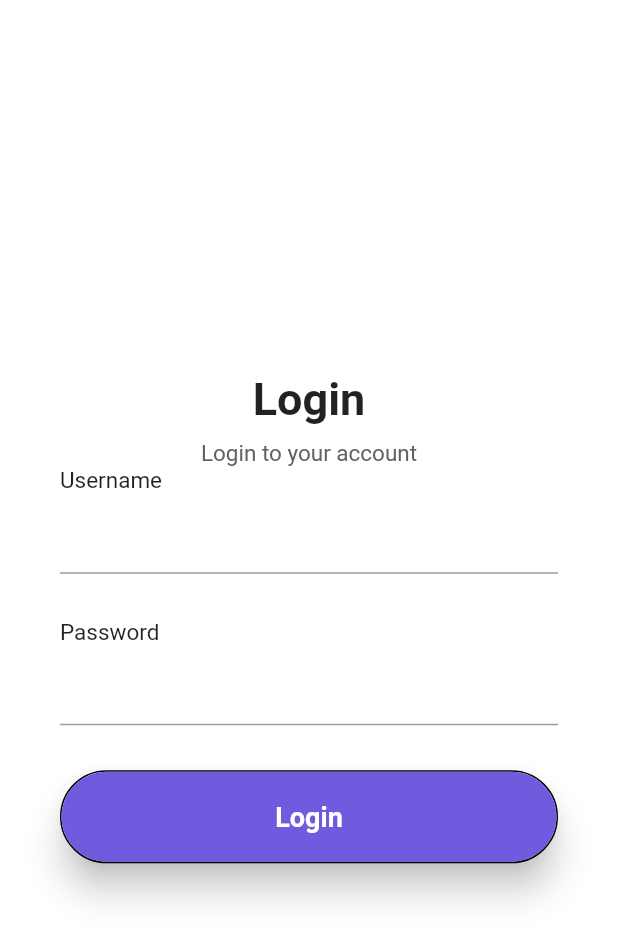
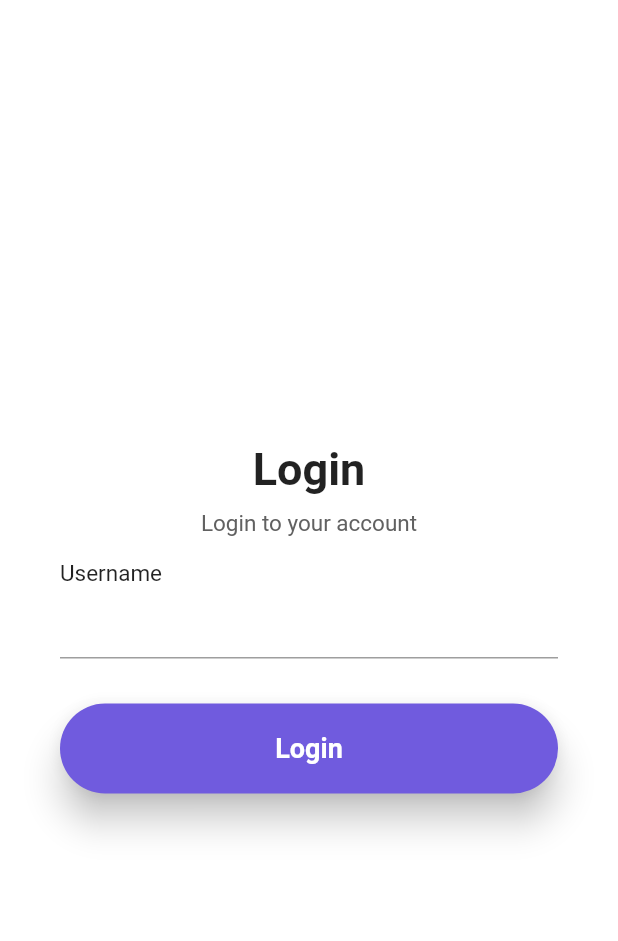
Before and after one commit to L1M1N4L/boba-shopping-app, a Flutter app: the screen it shows after launch, after a tap on "Login", on a phone screen of 412 x 824 dp. Shown: the top 941 px of the screen. Run offline on Flutter 3.47's test engine with Material 2 defaults, Android fonts, the phone set to English and light mode, and no system bars; our stand-ins replace awesome_dialog; missing offline and left inert: currency_formatter.

Commit message:
Final Update

```diff
--- a/lib/intro.dart
+++ b/lib/intro.dart
@@ -6,7 +6,9 @@ class IntroScreen extends StatelessWidget {
   @override
   Widget build(BuildContext context) {
     return Scaffold(
+      //Every screen NEED this
       body: SafeArea(
+        //SafeArea
         child: Container(
           width: double.infinity,
           height: MediaQuery.of(context).size.height,
@@ -61,22 +63,14 @@ class IntroScreen extends StatelessWidget {
                   SizedBox(
                     height: 20,
                   ),
-                  Container(
-                    decoration: BoxDecoration(
-                        borderRadius: BorderRadius.circular(50),
-                        border: Border(
-                          bottom: BorderSide(color: Colors.black),
-                          top: BorderSide(color: Colors.black),
-                          left: BorderSide(color: Colors.black),
-                          right: BorderSide(color: Colors.black),
-                        )),
-                    child: ElevatedButton(
+                  ElevatedButton(
                     style: ElevatedButton.styleFrom(
                       minimumSize: Size(double.infinity, 60),
                       backgroundColor: Color.fromARGB(255, 112, 91, 222),
                       elevation: 10,
                       shape: RoundedRectangleBorder(
-                            borderRadius: BorderRadius.circular(50)),
+                          borderRadius: BorderRadius.circular(50),
+                          side: BorderSide(color: Colors.black)),
                     ),
                     onPressed: () {
                       Navigator.push(
@@ -86,12 +80,11 @@ class IntroScreen extends StatelessWidget {
                                   MainPage(username: "Guest")));
                     },
                     child: Text(
-                        "Sign up",
+                      "Continue as Guest",
                       style: TextStyle(
                           color: Colors.white,
                           fontWeight: FontWeight.w600,
                           fontSize: 18),
-                      ),
                     ),
                   )
                 ],
--- a/lib/login.dart
+++ b/lib/login.dart
@@ -8,29 +8,35 @@ class LoginPage extends StatefulWidget {
 }
 
 class _LoginPageState extends State<LoginPage> {
-  final _formKey = GlobalKey<FormState>();
+  final formGlobalKey = GlobalKey<FormState>(); //Validating Data
   final TextEditingController _usernameController = TextEditingController();
-  final TextEditingController _passwordController = TextEditingController();
+
+  @override
+  void dispose() {
+    _usernameController.dispose();
+    super.dispose();
+  }
 
   @override
   Widget build(BuildContext context) {
     return Scaffold(
-      resizeToAvoidBottomInset: false,
         backgroundColor: Colors.white,
-      body: Container(
+        body: SingleChildScrollView(
+          // No overflow
+          child: Form(
+              key: formGlobalKey,
+              child: Container(
                 height: MediaQuery.of(context).size.height,
                 width: double.infinity,
+                padding: EdgeInsets.symmetric(horizontal: 40),
                 child: Column(
                   crossAxisAlignment: CrossAxisAlignment.center,
                   mainAxisAlignment: MainAxisAlignment.center,
                   children: <Widget>[
-            Expanded(
-              child: Column(
-                mainAxisAlignment: MainAxisAlignment.center,
-                children: <Widget>[
                     Text(
                       "Login",
-                    style: TextStyle(fontSize: 30, fontWeight: FontWeight.bold),
+                      style:
+                          TextStyle(fontSize: 30, fontWeight: FontWeight.bold),
                     ),
                     SizedBox(
                       height: 10,
@@ -39,25 +45,43 @@ class _LoginPageState extends State<LoginPage> {
                       "Login to your account",
                       style: TextStyle(fontSize: 15, color: Colors.grey[700]),
                     ),
-                  Padding(
-                    padding: EdgeInsets.symmetric(horizontal: 40),
-                    child: Column(
+                    SizedBox(
+                      height: 15,
+                    ),
+                    Column(
+                      crossAxisAlignment: CrossAxisAlignment.start,
                       children: <Widget>[
-                        makeInputUsername(label: "Username"),
-                        makeInput(label: "Password", obscureText: true),
+                        Text(
+                          "Username",
+                          style: TextStyle(
+                              fontSize: 15,
+                              fontWeight: FontWeight.w400,
+                              color: Colors.black87),
+                        ),
+                        TextFormField(
+                          controller: _usernameController,
+                          validator: (value) {
+                            if (value!.isEmpty) {
+                              return 'Please input the valid data';
+                            }
+                            return null;
+                          },
+                        ),
+                        SizedBox(
+                          height: 30,
+                        ),
                       ],
                     ),
-                  ),
-                  Padding(
-                    padding: EdgeInsets.symmetric(horizontal: 40),
-                    child: Container(
-                      decoration: BoxDecoration(
-                        borderRadius: BorderRadius.circular(50),
-                        border: Border.all(
-                          color: Colors.black,
-                        ),
-                      ),
-                      child: ElevatedButton(
+                    ElevatedButton(
+                      onPressed: () {
+                        if (formGlobalKey.currentState!.validate()) {
+                          formGlobalKey.currentState?.save();
+                          Navigator.pushReplacement(context,
+                              MaterialPageRoute(builder: (context) {
+                            return MainPage(username: _usernameController.text);
+                          }));
+                        }
+                      },
                       style: ElevatedButton.styleFrom(
                         minimumSize: Size(double.infinity, 60),
                         backgroundColor: Color.fromARGB(255, 112, 91, 222),
@@ -65,86 +89,15 @@ class _LoginPageState extends State<LoginPage> {
                         shape: RoundedRectangleBorder(
                             borderRadius: BorderRadius.circular(50)),
                       ),
-                        onPressed: () {
-                          if (true) {
-                            Navigator.pushReplacement(context,
-                                MaterialPageRoute(builder: (context) {
-                              return MainPage(username: _usernameController.text);
-                            }));
-                          }
-                        },
                       child: Text(
                         "Login",
                         style: TextStyle(
                             fontWeight: FontWeight.w600, fontSize: 18),
                       ),
                     ),
-                    ),
-                  ),
                   ],
                 ),
-            ),
-          ],
-        ),
-      ),
-    );
-  }
-
-  Widget makeInputUsername({label, obscureText = false}) {
-    return Column(
-      crossAxisAlignment: CrossAxisAlignment.start,
-      children: <Widget>[
-        Text(
-          label,
-          style: TextStyle(
-              fontSize: 15, fontWeight: FontWeight.w400, color: Colors.black87),
-        ),
-        SizedBox(
-          height: 5,
-        ),
-        TextFormField(
-          controller: _usernameController,
-          validator: (value) {
-            if (value == null || value.isEmpty) {
-              return 'Please input the valid data';
-            }
-            return null;
-          },
-          obscureText: obscureText,
-        ),
-        SizedBox(
-          height: 30,
-        ),
-      ],
-    );
-  }
-
-  Widget makeInput({label, obscureText = false}) {
-    return Column(
-      crossAxisAlignment: CrossAxisAlignment.start,
-      children: <Widget>[
-        Text(
-          label,
-          style: TextStyle(
-              fontSize: 15, fontWeight: FontWeight.w400, color: Colors.black87),
-        ),
-        SizedBox(
-          height: 5,
-        ),
-        TextFormField(
-          controller: _passwordController,
-          validator: (value) {
-            if (value == null || value.isEmpty) {
-              return 'Please input the valid data';
-            }
-            return null;
-          },
-          obscureText: obscureText,
-        ),
-        SizedBox(
-          height: 30,
-        ),
-      ],
-    );
+              )),
+        ));
   }
 }
```
Also changed, not shown: lib/main.dart (+6 -6 lines), lib/mainpage.dart (+12 -7 lines), lib/market.dart (+13 -5 lines), lib/cart_model.dart (line endings or trailing spaces), pubspec.lock. Lines whose indentation alone changed are shown as unchanged.
